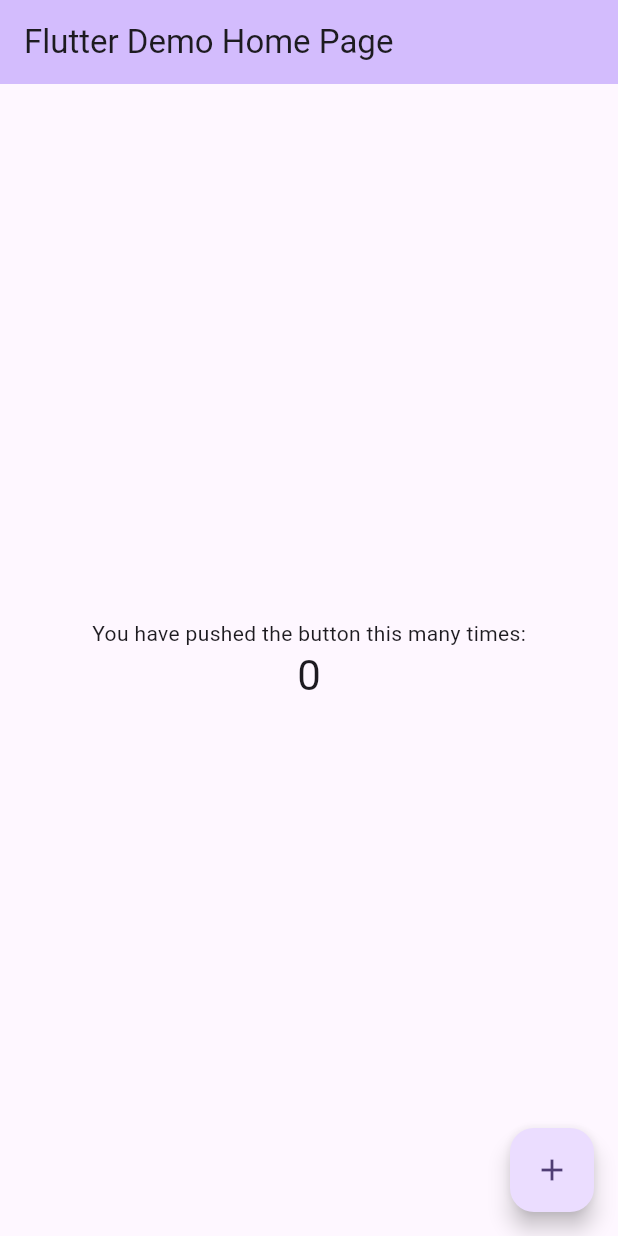
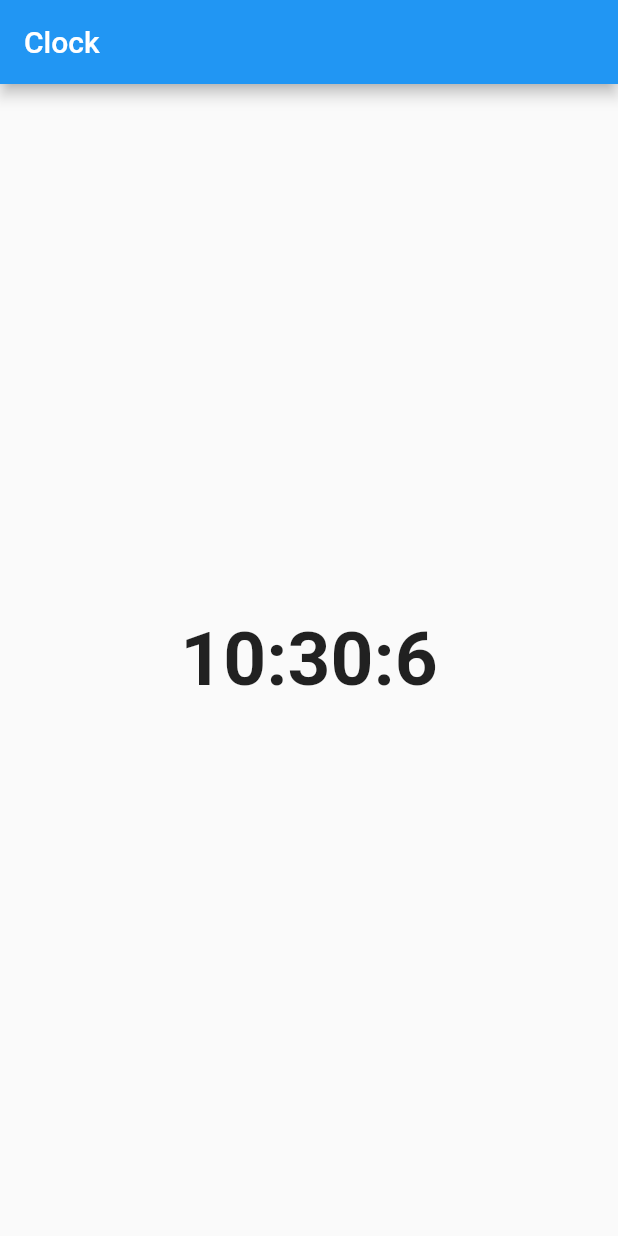
Before and after one commit to Jamescode7/flst, a Flutter app: the screen it shows after launch, on a phone screen of 412 x 824 dp. Run offline on Flutter 3.47's test engine with Material 2 defaults, Android fonts, the light colour scheme and no system bars.

Commit message:
make clock_screen in stream_study

```diff
--- a/lib/main.dart
+++ b/lib/main.dart
@@ -1,3 +1,4 @@
+import 'package:flst/stream_study/clock_screen.dart';
 import 'package:flutter/material.dart';
 
 void main() {
@@ -7,119 +8,10 @@ void main() {
 class MyApp extends StatelessWidget {
   const MyApp({super.key});
 
-  // This widget is the root of your application.
   @override
   Widget build(BuildContext context) {
-    return MaterialApp(
-      title: 'Flutter Demo',
-      theme: ThemeData(
-        // This is the theme of your application.
-        //
-        // TRY THIS: Try running your application with "flutter run". You'll see
-        // the application has a blue toolbar. Then, without quitting the app,
-        // try changing the seedColor in the colorScheme below to Colors.green
-        // and then invoke "hot reload" (save your changes or press the "hot
-        // reload" button in a Flutter-supported IDE, or press "r" if you used
-        // the command line to start the app).
-        //
-        // Notice that the counter didn't reset back to zero; the application
-        // state is not lost during the reload. To reset the state, use hot
-        // restart instead.
-        //
-        // This works for code too, not just values: Most code changes can be
-        // tested with just a hot reload.
-        colorScheme: ColorScheme.fromSeed(seedColor: Colors.deepPurple),
-        useMaterial3: true,
-      ),
-      home: const MyHomePage(title: 'Flutter Demo Home Page'),
+    return const MaterialApp(
+      home: ClockScreen(),
     );
   }
 }
-
-class MyHomePage extends StatefulWidget {
-  const MyHomePage({super.key, required this.title});
-
-  // This widget is the home page of your application. It is stateful, meaning
-  // that it has a State object (defined below) that contains fields that affect
-  // how it looks.
-
-  // This class is the configuration for the state. It holds the values (in this
-  // case the title) provided by the parent (in this case the App widget) and
-  // used by the build method of the State. Fields in a Widget subclass are
-  // always marked "final".
-
-  final String title;
-
-  @override
-  State<MyHomePage> createState() => _MyHomePageState();
-}
-
-class _MyHomePageState extends State<MyHomePage> {
-  int _counter = 0;
-
-  void _incrementCounter() {
-    setState(() {
-      // This call to setState tells the Flutter framework that something has
-      // changed in this State, which causes it to rerun the build method below
-      // so that the display can reflect the updated values. If we changed
-      // _counter without calling setState(), then the build method would not be
-      // called again, and so nothing would appear to happen.
-      _counter++;
-    });
-  }
-
-  @override
-  Widget build(BuildContext context) {
-    // This method is rerun every time setState is called, for instance as done
-    // by the _incrementCounter method above.
-    //
-    // The Flutter framework has been optimized to make rerunning build methods
-    // fast, so that you can just rebuild anything that needs updating rather
-    // than having to individually change instances of widgets.
-    return Scaffold(
-      appBar: AppBar(
-        // TRY THIS: Try changing the color here to a specific color (to
-        // Colors.amber, perhaps?) and trigger a hot reload to see the AppBar
-        // change color while the other colors stay the same.
-        backgroundColor: Theme.of(context).colorScheme.inversePrimary,
-        // Here we take the value from the MyHomePage object that was created by
-        // the App.build method, and use it to set our appbar title.
-        title: Text(widget.title),
-      ),
-      body: Center(
-        // Center is a layout widget. It takes a single child and positions it
-        // in the middle of the parent.
-        child: Column(
-          // Column is also a layout widget. It takes a list of children and
-          // arranges them vertically. By default, it sizes itself to fit its
-          // children horizontally, and tries to be as tall as its parent.
-          //
-          // Column has various properties to control how it sizes itself and
-          // how it positions its children. Here we use mainAxisAlignment to
-          // center the children vertically; the main axis here is the vertical
-          // axis because Columns are vertical (the cross axis would be
-          // horizontal).
-          //
-          // TRY THIS: Invoke "debug painting" (choose the "Toggle Debug Paint"
-          // action in the IDE, or press "p" in the console), to see the
-          // wireframe for each widget.
-          mainAxisAlignment: MainAxisAlignment.center,
-          children: <Widget>[
-            const Text(
-              'You have pushed the button this many times:',
-            ),
-            Text(
-              '$_counter',
-              style: Theme.of(context).textTheme.headlineMedium,
-            ),
-          ],
-        ),
-      ),
-      floatingActionButton: FloatingActionButton(
-        onPressed: _incrementCounter,
-        tooltip: 'Increment',
-        child: const Icon(Icons.add),
-      ), // This trailing comma makes auto-formatting nicer for build methods.
-    );
-  }
-}
--- /dev/null
+++ b/lib/stream_study/clock_screen.dart
@@ -0,0 +1,33 @@
+import 'package:flutter/material.dart';
+
+class ClockScreen extends StatelessWidget {
+  const ClockScreen({Key? key}) : super(key: key);
+
+  @override
+  Widget build(BuildContext context) {
+    return Scaffold(
+      appBar: AppBar(title: const Text('Clock')),
+      body: Center(
+        child: StreamBuilder(
+          stream: Stream.periodic(
+            const Duration(seconds: 1),
+            (computation) => DateTime.now(),
+          ),
+          builder: (context, snapshot) {
+            if (snapshot.connectionState == ConnectionState.active) {
+              DateTime? currentTime = snapshot.data;
+              return Text(
+                '${currentTime?.hour}:${currentTime?.minute}:${currentTime?.second}',
+                style: const TextStyle(
+                  fontSize: 50,
+                  fontWeight: FontWeight.bold,
+                ),
+              );
+            }
+            return const CircularProgressIndicator();
+          },
+        ),
+      ),
+    );
+  }
+}
--- /dev/null
+++ b/lib/stream_study/stream_study_main.dart
@@ -0,0 +1,13 @@
+import 'package:flst/stream_study/clock_screen.dart';
+import 'package:flutter/material.dart';
+
+void main() {
+  runApp(MaterialApp(
+    title: 'StreamBuilder 예제',
+    theme: ThemeData(
+      colorScheme: ColorScheme.fromSeed(seedColor: Colors.deepPurple),
+      useMaterial3: true,
+    ),
+    home: const ClockScreen(),
+  ));
+}
```
